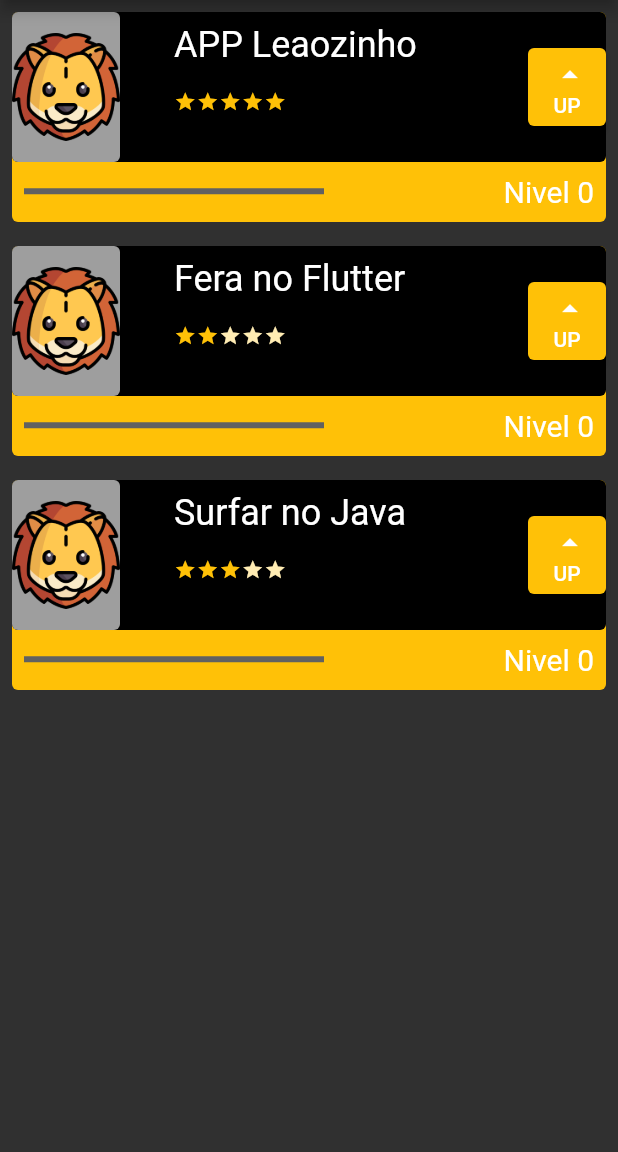
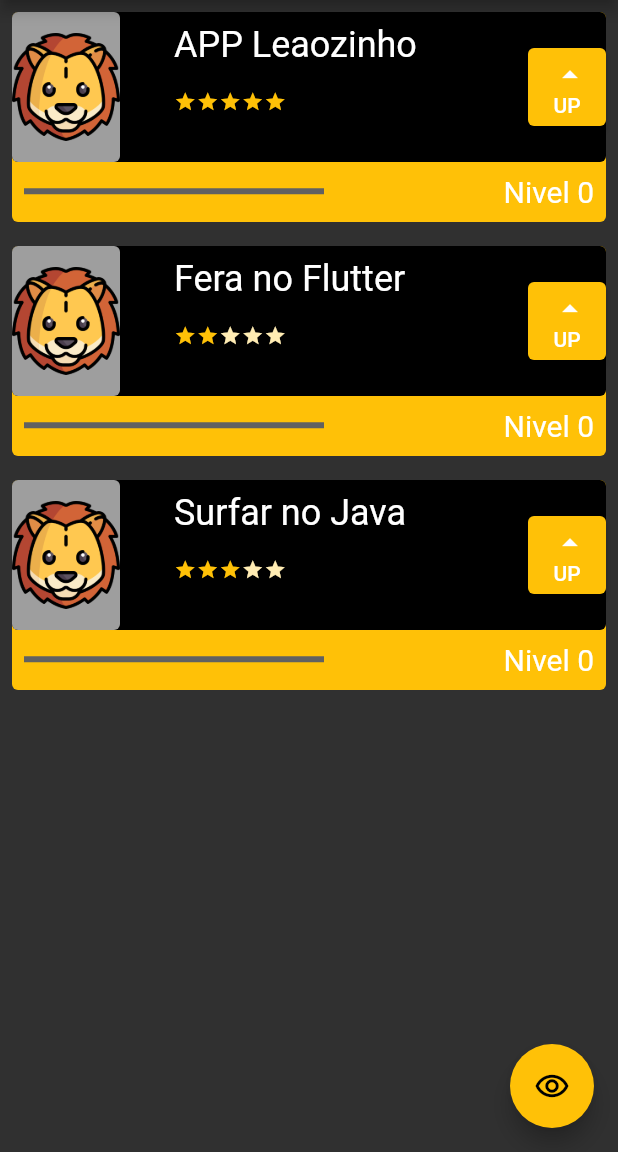
Before and after one commit to alexander-brandao/APPnovasTarefas, a Flutter app: the screen it shows after launch, on a phone screen of 412 x 824 dp, the part 84-1236 px from its top. Run offline on Flutter 3.47's test engine with Material 2 defaults, Android fonts, the phone set to English and light mode, and no system bars.

Commit message:
finalizando projeto

```diff
--- a/lib/main.dart
+++ b/lib/main.dart
@@ -4,7 +4,7 @@ import 'package:flutter/material.dart';
 void main() {
   runApp(MaterialApp(
     debugShowCheckedModeBanner: false,
-    title: "Leãozinho",
+    title: "Tarefas",
     theme: ThemeData.dark(),
     home: Tarefas(),
   ));
--- a/lib/tarefas.dart
+++ b/lib/tarefas.dart
@@ -2,12 +2,15 @@ import 'package:flutter/material.dart';
 
 class Tarefas extends StatefulWidget {
    const Tarefas({Key? key}) : super(key: key);
+
 
   @override
   State<Tarefas> createState() => _TarefasState();
 }
 
 class _TarefasState extends State<Tarefas> {
+   bool _opacidade = true;
+   late bool _olho = true;
   @override
   Widget build(BuildContext context) {
     return Scaffold(
@@ -16,13 +19,33 @@ class _TarefasState extends State<Tarefas> {
         backgroundColor: Colors.amber,
         foregroundColor: Colors.black,
       ),
-      body:  ListView(
+      body:  AnimatedOpacity(
+        opacity: _opacidade ? 1 :0,
+        duration: const Duration(milliseconds: 800),
+        child: ListView(
           children: const [
             Task("APP Leaozinho", 5),
             Task("Fera no Flutter", 2),
             Task("Surfar no Java", 3),
           ],
         ),
+      ),
+      floatingActionButton: FloatingActionButton(
+        onPressed: (){
+          if(_olho){
+            setState(() {
+              _olho = false;
+              _opacidade = false;
+            });
+          } else{
+            setState(() {
+              _olho = true;
+              _opacidade = true;
+            });
+          }
+        },
+        backgroundColor: Colors.amber,
+        child: Icon((_olho == true) ?Icons.remove_red_eye_outlined : Icons.lock),),
     );
   }
 }
```
Lines whose indentation alone changed are shown as unchanged.
